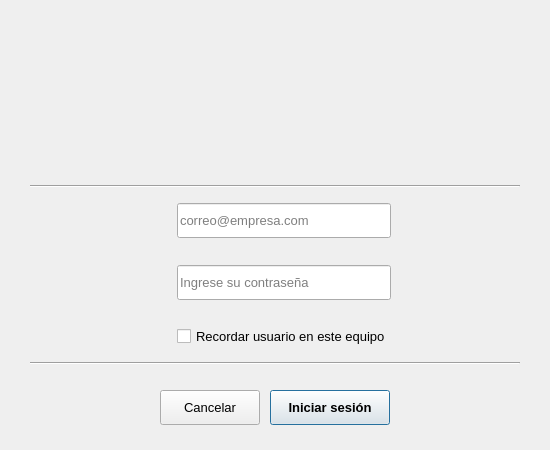
crondonb890517/contro-qt6, file src/ui/logindialog.ui: the form before one commit.
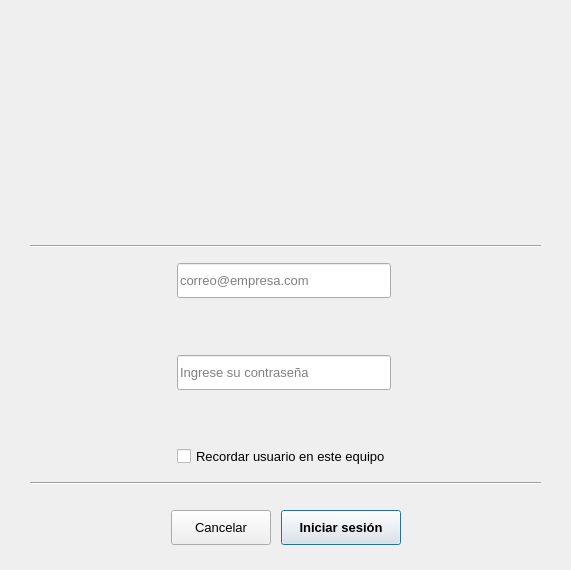
The form after the commit. Icons and pictures are not drawn.

Diff of the .ui file:
```diff
--- a/src/ui/logindialog.ui
+++ b/src/ui/logindialog.ui
@@ -6,8 +6,8 @@
    <rect>
     <x>0</x>
     <y>0</y>
-    <width>550</width>
-    <height>450</height>
+    <width>571</width>
+    <height>570</height>
    </rect>
   </property>
   <property name="windowTitle">
```
